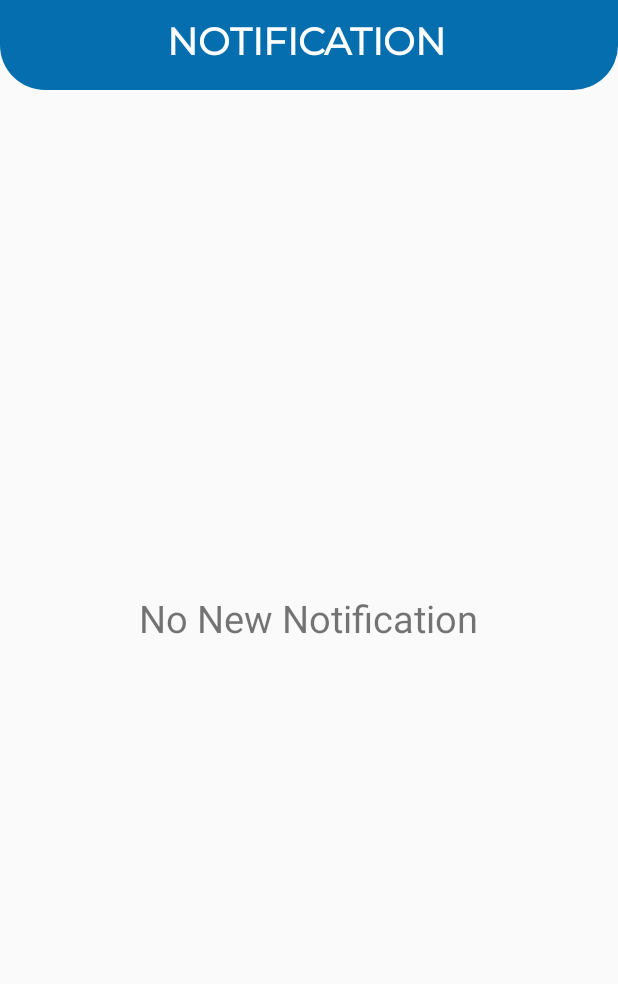
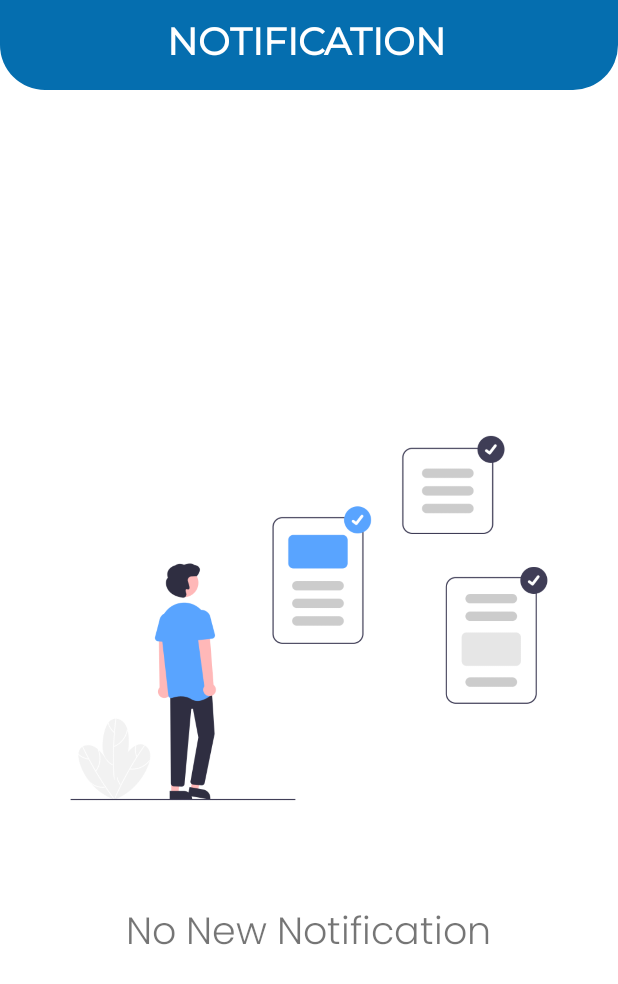
Before and after one commit to RahulKesharwani353/MakeItEasy, an Android app: the NoticifationActivity screen opened directly, with no data from a screen before it, on a phone screen of 412 x 824 dp. Shown: the top 984 px of the screen. Run offline under Robolectric (Android 15) with nearby library versions, the phone set to English and light mode, and no system bars; Roboto replaces fonts that are not available here.

Commit message:
notificaton page

```diff
--- a/MakeItEasy/app/src/main/res/layout/activity_noticifation.xml
+++ b/MakeItEasy/app/src/main/res/layout/activity_noticifation.xml
@@ -4,7 +4,8 @@
     xmlns:tools="http://schemas.android.com/tools"
     android:layout_width="match_parent"
     android:layout_height="match_parent"
-    tools:context=".NoticifationActivity">
+    tools:context=".NoticifationActivity"
+    android:background="@color/basic_white">
 
     <androidx.appcompat.widget.Toolbar
         android:id="@+id/toolbar"
@@ -28,10 +29,18 @@
             android:fontFamily="@font/montserrat"
             android:textStyle="bold" />
     </androidx.appcompat.widget.Toolbar>
+    <ImageView
+        android:layout_width="match_parent"
+        android:layout_height="380dp"
+        android:src="@drawable/notification"
+        android:layout_centerInParent="true"
+        android:id="@+id/noti_img"/>
     <TextView
         android:layout_width="wrap_content"
         android:layout_height="wrap_content"
         android:text="No New Notification"
         android:textSize="25dp"
-        android:layout_centerInParent="true"/>
+        android:fontFamily="@font/poppins_light"
+        android:layout_below="@+id/noti_img"
+        android:layout_centerHorizontal="true"/>
 </RelativeLayout>
```
Also changed, not shown: MakeItEasy/app/src/main/res/drawable-v24/notification.png (added).
